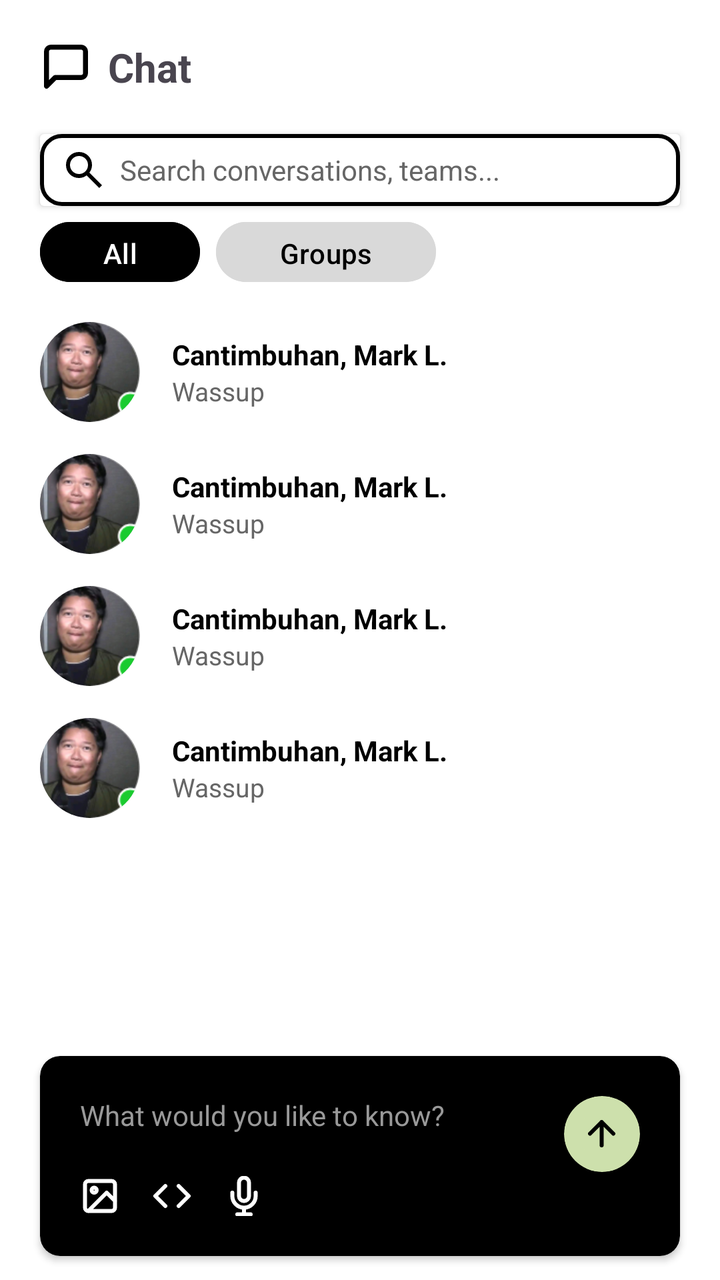
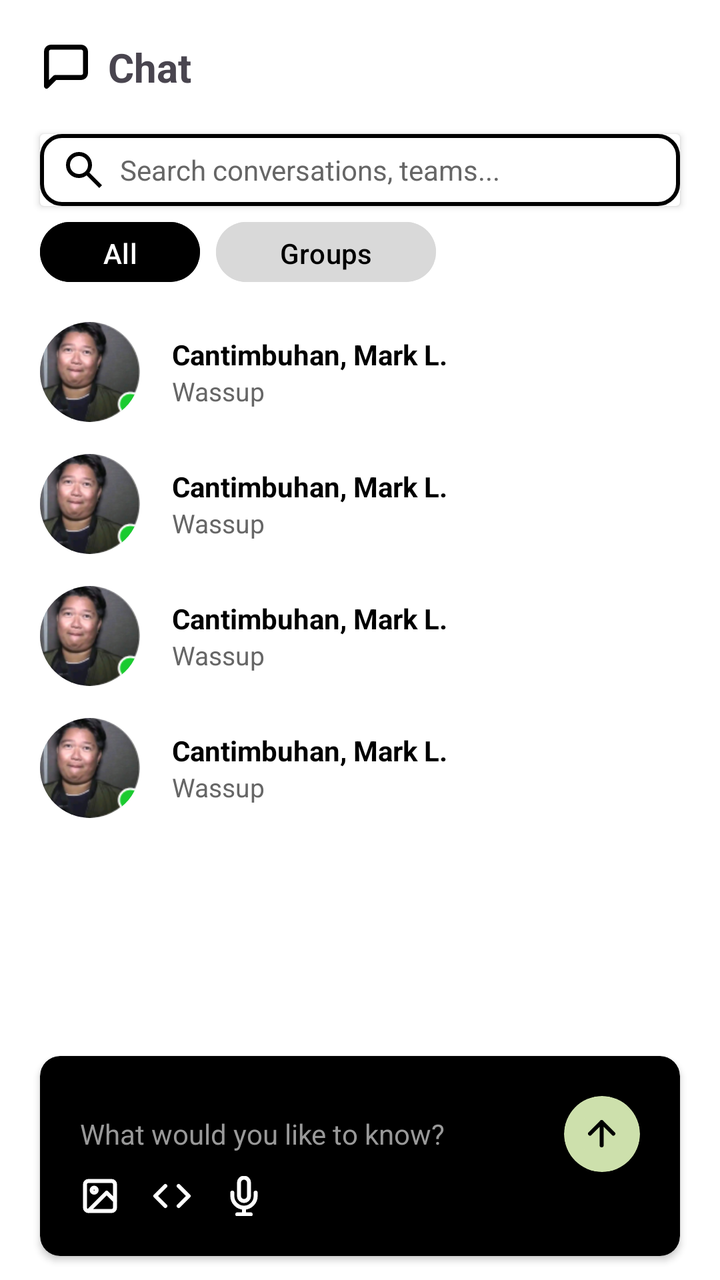

Before-and-after screenshots of an Android layout around one commit, followed by the original layout XML and the change that was made.
<!-- AndroidManifest.xml: application theme Theme.Syncly -->
<!-- res/layout/fragment_chat.xml -->
<?xml version="1.0" encoding="utf-8"?>
<FrameLayout xmlns:android="http://schemas.android.com/apk/res/android"
    xmlns:app="http://schemas.android.com/apk/res-auto"
    xmlns:tools="http://schemas.android.com/tools"
    android:id="@+id/main"
    android:layout_width="match_parent"
    android:layout_height="match_parent"
    android:background="#FFFFFF"
    tools:context=".fragments.Chat">

    <RelativeLayout
        android:layout_width="match_parent"
        android:layout_height="match_parent">
        <RelativeLayout
            android:layout_width="match_parent"
            android:layout_height="wrap_content"
            android:layout_margin="20dp"
            android:id="@+id/heading"
            >
            <ImageView
                android:layout_width="wrap_content"
                android:layout_height="wrap_content"
                android:src="@drawable/icon_chat"
                android:id="@+id/chatIcon"
                android:layout_centerVertical="true"
                app:tint="@color/black"
                />

            <TextView
                android:layout_width="wrap_content"
                android:layout_height="wrap_content"
                android:layout_toEndOf="@id/chatIcon"
                android:text="Chat"
                android:textSize="20dp"
                android:layout_marginLeft="8dp"
                android:textStyle="bold"
                android:layout_centerVertical="true"/>
        </RelativeLayout>

        <androidx.cardview.widget.CardView
            android:layout_width="match_parent"
            android:layout_height="wrap_content"
            android:id="@+id/searchContainer"
            android:layout_marginBottom="4dp"
            android:layout_marginHorizontal="20dp"
            android:layout_below="@id/heading"
            >
            <LinearLayout
                android:layout_width="match_parent"
                android:layout_height="wrap_content"
                android:orientation="horizontal"
                android:paddingVertical="6dp"
                android:layout_alignParentTop="true"
                android:background="@drawable/bg_outline_card">

                <ImageView
                    android:layout_width="24dp"
                    android:layout_height="24dp"
                    android:layout_marginStart="10dp"
                    android:src="@drawable/icon_search"
                    app:tint="#000000" />

                <EditText
                    android:layout_width="0dp"
                    android:layout_height="match_parent"
                    android:layout_marginStart="6dp"
                    android:layout_weight="1"
                    android:background="@null"
                    android:hint="Search conversations, teams..."
                    android:singleLine="true"
                    android:textColor="#000000"
                    android:textColorHint="#666666"
                    android:textSize="14sp" />

            </LinearLayout>
        </androidx.cardview.widget.CardView>
        <LinearLayout
            android:layout_width="match_parent"
            android:layout_height="wrap_content"
            android:orientation="horizontal"
            android:layout_below="@id/searchContainer"
            android:layout_marginHorizontal="20dp"
            android:id="@+id/filter">
            <com.google.android.material.button.MaterialButton
                android:layout_width="80dp"
                android:layout_height="38dp"
                android:text="All"
                android:backgroundTint="@color/black"
                android:layout_marginEnd="8dp"/>
            <com.google.android.material.button.MaterialButton
                android:layout_width="110dp"
                android:layout_height="38dp"
                android:text="Groups"
                android:backgroundTint="@color/gray"
                android:textColor="@color/black"/>
        </LinearLayout>

        <ScrollView
            android:layout_width="match_parent"
            android:layout_height="match_parent"
            android:layout_below="@id/filter"
            android:layout_marginHorizontal="20dp"
            android:layout_marginTop="8dp"
            android:layout_marginBottom="120dp">

            <LinearLayout
                android:layout_width="match_parent"
                android:layout_height="wrap_content"
                android:orientation="vertical">

                <androidx.constraintlayout.widget.ConstraintLayout
                    android:layout_width="match_parent"
                    android:layout_height="wrap_content"
                    android:paddingTop="8dp"
                    android:paddingBottom="8dp">

                    <androidx.cardview.widget.CardView
                        android:id="@+id/card1"
                        android:layout_width="50dp"
                        android:layout_height="50dp"
                        app:cardCornerRadius="25dp"
                        app:cardElevation="0dp"
                        app:layout_constraintStart_toStartOf="parent"
                        app:layout_constraintTop_toTopOf="parent">

                        <ImageView
                            android:layout_width="match_parent"
                            android:layout_height="match_parent"
                            android:background="#CCCCCC"
                            android:scaleType="centerCrop"
                            android:src="@drawable/sample_profile" />
                    </androidx.cardview.widget.CardView>

                    <TextView
                        android:id="@+id/name1"
                        android:layout_width="wrap_content"
                        android:layout_height="wrap_content"
                        android:layout_marginStart="16dp"
                        android:text="Cantimbuhan, Mark L."
                        android:textColor="#000000"
                        android:textSize="14sp"
                        android:textStyle="bold"
                        app:layout_constraintBottom_toTopOf="@+id/msg1"
                        app:layout_constraintStart_toEndOf="@+id/card1"
                        app:layout_constraintTop_toTopOf="@+id/card1"
                        app:layout_constraintVertical_chainStyle="packed" />

                    <TextView
                        android:id="@+id/msg1"
                        android:layout_width="wrap_content"
                        android:layout_height="wrap_content"
                        android:layout_marginStart="16dp"
                        android:text="Wassup"
                        android:textColor="#666666"
                        android:textSize="13sp"
                        app:layout_constraintBottom_toBottomOf="@+id/card1"
                        app:layout_constraintStart_toEndOf="@+id/card1"
                        app:layout_constraintTop_toBottomOf="@+id/name1" />
                </androidx.constraintlayout.widget.ConstraintLayout>

                <androidx.constraintlayout.widget.ConstraintLayout
                    android:layout_width="match_parent"
                    android:layout_height="wrap_content"
                    android:paddingTop="8dp"
                    android:paddingBottom="8dp">

                    <androidx.cardview.widget.CardView
                        android:id="@+id/card2"
                        android:layout_width="50dp"
                        android:layout_height="50dp"
                        app:cardCornerRadius="25dp"
                        app:cardElevation="0dp"
                        app:layout_constraintStart_toStartOf="parent"
                        app:layout_constraintTop_toTopOf="parent">

                        <ImageView
                            android:layout_width="match_parent"
                            android:layout_height="match_parent"
                            android:background="#CCCCCC"
                            android:scaleType="centerCrop"
                            android:src="@drawable/sample_profile" />
                    </androidx.cardview.widget.CardView>

                    <TextView
                        android:id="@+id/name2"
                        android:layout_width="wrap_content"
                        android:layout_height="wrap_content"
                        android:layout_marginStart="16dp"
                        android:text="Cantimbuhan, Mark L."
                        android:textColor="#000000"
                        android:textSize="14sp"
                        android:textStyle="bold"
                        app:layout_constraintBottom_toTopOf="@+id/msg2"
                        app:layout_constraintStart_toEndOf="@+id/card2"
                        app:layout_constraintTop_toTopOf="@+id/card2"
                        app:layout_constraintVertical_chainStyle="packed" />

                    <TextView
                        android:id="@+id/msg2"
                        android:layout_width="wrap_content"
                        android:layout_height="wrap_content"
                        android:layout_marginStart="16dp"
                        android:text="Wassup"
                        android:textColor="#666666"
                        android:textSize="13sp"
                        app:layout_constraintBottom_toBottomOf="@+id/card2"
                        app:layout_constraintStart_toEndOf="@+id/card2"
                        app:layout_constraintTop_toBottomOf="@+id/name2" />
                </androidx.constraintlayout.widget.ConstraintLayout>

                <androidx.constraintlayout.widget.ConstraintLayout
                    android:layout_width="match_parent"
                    android:layout_height="wrap_content"
                    android:paddingTop="8dp"
                    android:paddingBottom="8dp">

                    <androidx.cardview.widget.CardView
                        android:id="@+id/card3"
                        android:layout_width="50dp"
                        android:layout_height="50dp"
                        app:cardCornerRadius="25dp"
                        app:cardElevation="0dp"
                        app:layout_constraintStart_toStartOf="parent"
                        app:layout_constraintTop_toTopOf="parent">

                        <ImageView
                            android:layout_width="match_parent"
                            android:layout_height="match_parent"
                            android:background="#CCCCCC"
                            android:scaleType="centerCrop"
                            android:src="@drawable/sample_profile" />
                    </androidx.cardview.widget.CardView>

                    <TextView
                        android:id="@+id/name3"
                        android:layout_width="wrap_content"
                        android:layout_height="wrap_content"
                        android:layout_marginStart="16dp"
                        android:text="Cantimbuhan, Mark L."
                        android:textColor="#000000"
                        android:textSize="14sp"
                        android:textStyle="bold"
                        app:layout_constraintBottom_toTopOf="@+id/msg3"
                        app:layout_constraintStart_toEndOf="@+id/card3"
                        app:layout_constraintTop_toTopOf="@+id/card3"
                        app:layout_constraintVertical_chainStyle="packed" />

                    <TextView
                        android:id="@+id/msg3"
                        android:layout_width="wrap_content"
                        android:layout_height="wrap_content"
                        android:layout_marginStart="16dp"
                        android:text="Wassup"
                        android:textColor="#666666"
                        android:textSize="13sp"
                        app:layout_constraintBottom_toBottomOf="@+id/card3"
                        app:layout_constraintStart_toEndOf="@+id/card3"
                        app:layout_constraintTop_toBottomOf="@+id/name3" />
                </androidx.constraintlayout.widget.ConstraintLayout>

                <androidx.constraintlayout.widget.ConstraintLayout
                    android:layout_width="match_parent"
                    android:layout_height="wrap_content"
                    android:paddingTop="8dp"
                    android:paddingBottom="8dp">

                    <androidx.cardview.widget.CardView
                        android:id="@+id/card4"
                        android:layout_width="50dp"
                        android:layout_height="50dp"
                        app:cardCornerRadius="25dp"
                        app:cardElevation="0dp"
                        app:layout_constraintStart_toStartOf="parent"
                        app:layout_constraintTop_toTopOf="parent">

                        <ImageView
                            android:layout_width="match_parent"
                            android:layout_height="match_parent"
                            android:background="#CCCCCC"
                            android:scaleType="centerCrop"
                            android:src="@drawable/sample_profile" />
                    </androidx.cardview.widget.CardView>

                    <TextView
                        android:id="@+id/name4"
                        android:layout_width="wrap_content"
                        android:layout_height="wrap_content"
                        android:layout_marginStart="16dp"
                        android:text="Cantimbuhan, Mark L."
                        android:textColor="#000000"
                        android:textSize="14sp"
                        android:textStyle="bold"
                        app:layout_constraintBottom_toTopOf="@+id/msg4"
                        app:layout_constraintStart_toEndOf="@+id/card4"
                        app:layout_constraintTop_toTopOf="@+id/card4"
                        app:layout_constraintVertical_chainStyle="packed" />

                    <TextView
                        android:id="@+id/msg4"
                        android:layout_width="wrap_content"
                        android:layout_height="wrap_content"
                        android:layout_marginStart="16dp"
                        android:text="Wassup"
                        android:textColor="#666666"
                        android:textSize="13sp"
                        app:layout_constraintBottom_toBottomOf="@+id/card4"
                        app:layout_constraintStart_toEndOf="@+id/card4"
                        app:layout_constraintTop_toBottomOf="@+id/name4" />
                </androidx.constraintlayout.widget.ConstraintLayout>
            </LinearLayout>
        </ScrollView>
    </RelativeLayout>
    <androidx.cardview.widget.CardView
        android:layout_width="match_parent"
        android:layout_height="100dp"
        android:backgroundTint="@color/black"
        app:cardCornerRadius="10dp"
        android:layout_marginHorizontal="20dp"
        android:layout_marginBottom="12dp"
        android:layout_gravity="bottom">
        <RelativeLayout
            android:id="@+id/chatbotContainer"
            android:layout_width="match_parent"
            android:layout_height="match_parent"
            android:padding="20dp"
            >

            <EditText
                android:id="@+id/chatbotInput"
                android:layout_width="290dp"
                android:layout_height="wrap_content"
                android:background="@null"
                android:hint="What would you like to know?"
                android:textColorHint="#999999"
                android:textSize="14sp"/>

            <androidx.cardview.widget.CardView
                android:layout_width="38dp"
                android:layout_height="38dp"
                app:cardCornerRadius="40dp"
                android:backgroundTint="@color/green"
                android:padding="4dp"
                android:layout_alignParentEnd="true"
                android:id="@+id/sendBtn">
                <ImageButton
                    android:layout_width="28dp"
                    android:layout_height="28dp"
                    android:src="@drawable/icon_send"
                    android:backgroundTint="@color/green"
                    android:layout_gravity="center"
                    />
            </androidx.cardview.widget.CardView>

            <LinearLayout
                android:layout_width="wrap_content"
                android:layout_height="wrap_content"
                android:layout_marginTop="16dp"
                android:orientation="horizontal"
                android:layout_alignParentBottom="true">

                <ImageView
                    android:layout_width="20dp"
                    android:layout_height="20dp"
                    android:layout_marginEnd="16dp"
                    android:src="@drawable/icon_image"
                    app:tint="#FFFFFF" />

                <ImageView
                    android:layout_width="20dp"
                    android:layout_height="20dp"
                    android:layout_marginEnd="16dp"
                    android:src="@drawable/icon_code"
                    app:tint="#FFFFFF" />

                <ImageView
                    android:layout_width="20dp"
                    android:layout_height="20dp"
                    android:src="@drawable/icon_mic"
                    app:tint="#FFFFFF" />

            </LinearLayout>

        </RelativeLayout>
    </androidx.cardview.widget.CardView>
</FrameLayout>
<!-- resources referenced by this layout -->
<resources>
  <color name="black">#FF000000</color>
  <color name="gray">#D9D9D9</color>
  <color name="green">#CDE0AC</color>
  <!-- drawable bg_outline_card (drawable) -->
  <?xml version="1.0" encoding="utf-8"?>
  <shape xmlns:android="http://schemas.android.com/apk/res/android"
      android:shape="rectangle">
  
      <solid android:color="@color/white"/>
      <stroke android:color="@color/black"
          android:width="2dp"/>
      <corners
          android:topLeftRadius="10dp"
          android:topRightRadius="10dp"
          android:bottomLeftRadius="10dp"
          android:bottomRightRadius="10dp"/>
  
  </shape>
  <!-- drawable icon_chat (drawable) -->
  <vector xmlns:android="http://schemas.android.com/apk/res/android"
      android:width="26dp"
      android:height="26dp"
      android:viewportWidth="26"
      android:viewportHeight="26">
    <path
        android:pathData="M22.75,16.25C22.75,16.825 22.522,17.376 22.115,17.782C21.709,18.188 21.158,18.417 20.583,18.417H7.583L3.25,22.75V5.417C3.25,4.842 3.478,4.291 3.885,3.885C4.291,3.478 4.842,3.25 5.417,3.25H20.583C21.158,3.25 21.709,3.478 22.115,3.885C22.522,4.291 22.75,4.842 22.75,5.417V16.25Z"
        android:strokeLineJoin="round"
        android:strokeWidth="2.5"
        android:fillColor="#00000000"
        android:strokeColor="#ffffff"
        android:strokeLineCap="round"/>
  </vector>
  <!-- drawable icon_code (drawable) -->
  <vector xmlns:android="http://schemas.android.com/apk/res/android"
      android:width="20dp"
      android:height="20dp"
      android:viewportWidth="20"
      android:viewportHeight="20">
    <path
        android:pathData="M13.333,15L18.333,10L13.333,5M6.667,5L1.667,10L6.667,15"
        android:strokeLineJoin="round"
        android:strokeWidth="2"
        android:fillColor="#00000000"
        android:strokeColor="#ffffff"
        android:strokeLineCap="round"/>
  </vector>
  <!-- drawable icon_image (drawable) -->
  <vector xmlns:android="http://schemas.android.com/apk/res/android"
      android:width="20dp"
      android:height="20dp"
      android:viewportWidth="20"
      android:viewportHeight="20">
    <path
        android:pathData="M4.167,17.5H15.833C16.754,17.5 17.5,16.754 17.5,15.833V4.167C17.5,3.246 16.754,2.5 15.833,2.5H4.167C3.246,2.5 2.5,3.246 2.5,4.167V15.833C2.5,16.754 3.246,17.5 4.167,17.5ZM4.167,17.5L13.333,8.333L17.5,12.5M8.333,7.083C8.333,7.774 7.774,8.333 7.083,8.333C6.393,8.333 5.833,7.774 5.833,7.083C5.833,6.393 6.393,5.833 7.083,5.833C7.774,5.833 8.333,6.393 8.333,7.083Z"
        android:strokeLineJoin="round"
        android:strokeWidth="2"
        android:fillColor="#00000000"
        android:strokeColor="#ffffff"
        android:strokeLineCap="round"/>
  </vector>
  <!-- drawable icon_search (drawable) -->
  <vector xmlns:android="http://schemas.android.com/apk/res/android"
      android:width="24dp"
      android:height="24dp"
      android:viewportWidth="960"
      android:viewportHeight="960">
    <path
        android:pathData="M784,840 L532,588q-30,24 -69,38t-83,14q-109,0 -184.5,-75.5T120,380q0,-109 75.5,-184.5T380,120q109,0 184.5,75.5T640,380q0,44 -14,83t-38,69l252,252 -56,56ZM380,560q75,0 127.5,-52.5T560,380q0,-75 -52.5,-127.5T380,200q-75,0 -127.5,52.5T200,380q0,75 52.5,127.5T380,560Z"
        android:fillColor="#e3e3e3"/>
  </vector>
  <!-- drawable icon_send (drawable) -->
  <vector xmlns:android="http://schemas.android.com/apk/res/android"
      android:width="14dp"
      android:height="14dp"
      android:viewportWidth="14"
      android:viewportHeight="14">
    <path
        android:pathData="M6.833,12.667V1M6.833,1L1,6.833M6.833,1L12.667,6.833"
        android:strokeLineJoin="round"
        android:strokeWidth="2"
        android:fillColor="#000000"
        android:strokeColor="#000000"
        android:strokeLineCap="round"/>
  </vector>
  <style name="Theme.Syncly" parent="Base.Theme.Syncly" />
  <color name="white">#FFFFFFFF</color>
  <style name="Base.Theme.Syncly" parent="Theme.Material3.DayNight.NoActionBar">
          
          
      </style>
  <!-- unchanged entries left out for length: 2 -->
</resources>

<!-- the commit's change to res/layout/fragment_chat.xml (unified diff, before → after) -->
@@ -328,10 +328,11 @@
             <EditText
                 android:id="@+id/chatbotInput"
                 android:layout_width="290dp"
-                android:layout_height="wrap_content"
+                android:layout_height="38dp"
                 android:background="@null"
                 android:hint="What would you like to know?"
                 android:textColorHint="#999999"
+                android:textColor="@color/white"
                 android:textSize="14sp"/>
 
             <androidx.cardview.widget.CardView
